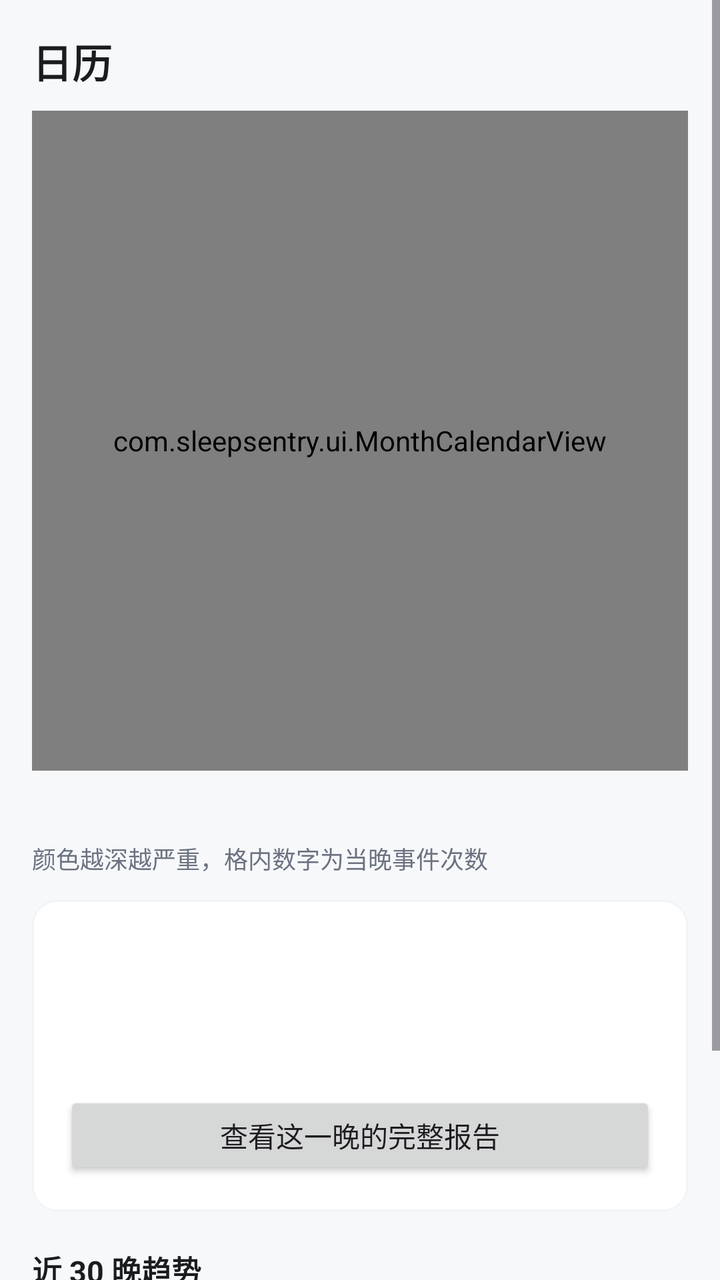
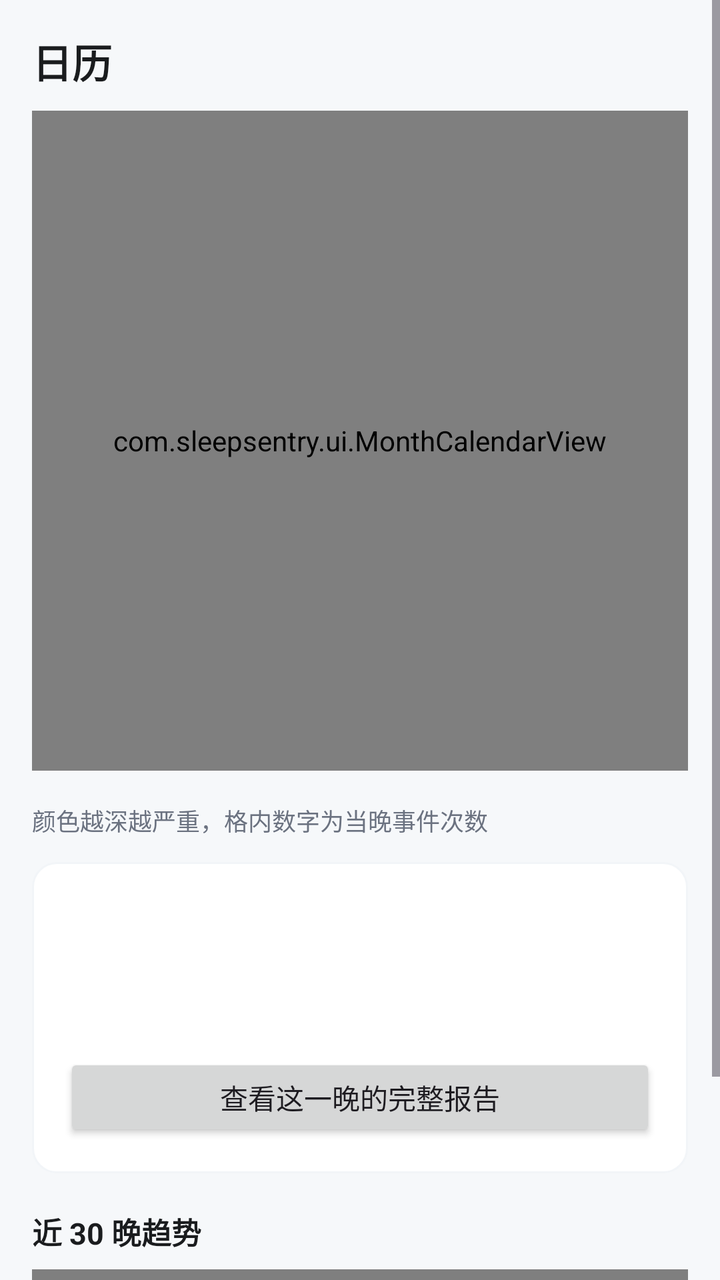

An Android layout rendered at two revisions. The XML below is the earlier revision; the diff shows what the commit changed to produce the second picture.
<!-- AndroidManifest.xml: application theme Theme.SleepSentry -->
<!-- res/layout/fragment_calendar.xml -->
<?xml version="1.0" encoding="utf-8"?>
<ScrollView xmlns:android="http://schemas.android.com/apk/res/android"
    android:layout_width="match_parent"
    android:layout_height="match_parent"
    android:background="@color/bg"
    android:fillViewport="true">

    <LinearLayout
        android:layout_width="match_parent"
        android:layout_height="wrap_content"
        android:orientation="vertical"
        android:padding="16dp">

        <TextView
            android:layout_width="wrap_content"
            android:layout_height="wrap_content"
            android:text="日历"
            android:textColor="@color/text"
            android:textSize="20sp"
            android:textStyle="bold" />

        <com.sleepsentry.ui.MonthCalendarView
            android:id="@+id/calendar"
            android:layout_width="match_parent"
            android:layout_height="330dp"
            android:layout_marginTop="10dp"
            android:background="@drawable/card_bg" />

        <TextView
            android:id="@+id/legendHost"
            android:layout_width="match_parent"
            android:layout_height="wrap_content"
            android:layout_marginTop="10dp"
            android:orientation="vertical" />
        <TextView
            android:id="@+id/legend"
            android:layout_width="match_parent"
            android:layout_height="wrap_content"
            android:layout_marginTop="6dp"
            android:text="颜色越深越严重，格内数字为当晚事件次数"
            android:textColor="@color/textDim"
            android:textSize="12sp" />

        <LinearLayout
            android:id="@+id/dayCard"
            android:layout_width="match_parent"
            android:layout_height="wrap_content"
            android:layout_marginTop="12dp"
            android:background="@drawable/card_bg"
            android:orientation="vertical"
            android:padding="16dp">

            <TextView
                android:id="@+id/dayTitle"
                android:layout_width="wrap_content"
                android:layout_height="wrap_content"
                android:textColor="@color/text"
                android:textSize="16sp"
                android:textStyle="bold" />

            <TextView
                android:id="@+id/dayState"
                android:layout_width="wrap_content"
                android:layout_height="wrap_content"
                android:layout_marginTop="4dp"
                android:textSize="15sp"
                android:textStyle="bold" />

            <TextView
                android:id="@+id/dayDetail"
                android:layout_width="match_parent"
                android:layout_height="wrap_content"
                android:layout_marginTop="6dp"
                android:textColor="@color/textDim"
                android:textSize="13sp" />

            <Button
                android:id="@+id/dayReportBtn"
                android:layout_width="match_parent"
                android:layout_height="44dp"
                android:layout_marginTop="10dp"
                android:text="查看这一晚的完整报告" />
        </LinearLayout>

        <TextView
            android:layout_width="wrap_content"
            android:layout_height="wrap_content"
            android:layout_marginTop="18dp"
            android:text="近 30 晚趋势"
            android:textColor="@color/text"
            android:textSize="15sp"
            android:textStyle="bold" />

        <com.sleepsentry.ui.TrendView
            android:id="@+id/trend"
            android:layout_width="match_parent"
            android:layout_height="110dp"
            android:layout_marginTop="8dp"
            android:background="@drawable/card_bg" />
    </LinearLayout>
</ScrollView>
<!-- resources referenced by this layout -->
<resources>
  <color name="bg">#FFF6F8FA</color>
  <color name="text">#FF1A1C1E</color>
  <color name="textDim">#FF6B7280</color>
  <!-- drawable card_bg (drawable) -->
  <?xml version="1.0" encoding="utf-8"?>
  <shape xmlns:android="http://schemas.android.com/apk/res/android" android:shape="rectangle">
      <solid android:color="#FFFFFF" />
      <corners android:radius="12dp" />
      <stroke android:width="1dp" android:color="#F2F5F8" />
  </shape>
  <style name="Theme.SleepSentry" parent="Theme.Material3.DayNight.NoActionBar">
          <item name="colorPrimary">@color/brand</item>
          <item name="colorOnPrimary">#FFFFFFFF</item>
          <item name="colorSecondary">@color/brandDim</item>
          <item name="android:statusBarColor">@color/brandDark</item>
      </style>
  <color name="brand">#FF2C5F8A</color>
  <color name="brandDim">#FF6E93B4</color>
  <color name="brandDark">#FF1B3B56</color>
</resources>

<!-- the commit's change to res/layout/fragment_calendar.xml (unified diff, before → after) -->
@@ -26,7 +26,8 @@
             android:layout_marginTop="10dp"
             android:background="@drawable/card_bg" />
 
-        <TextView
+        
+        <LinearLayout
             android:id="@+id/legendHost"
             android:layout_width="match_parent"
             android:layout_height="wrap_content"
